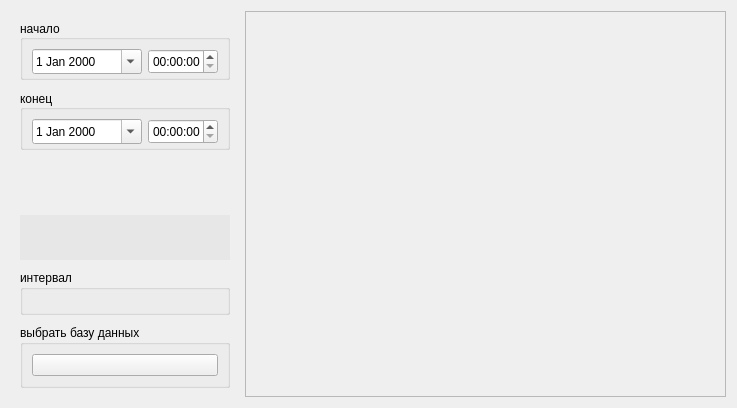
zaswed76/cstat, file cstatn/gui/ui/graph_form.ui: the form before one commit.
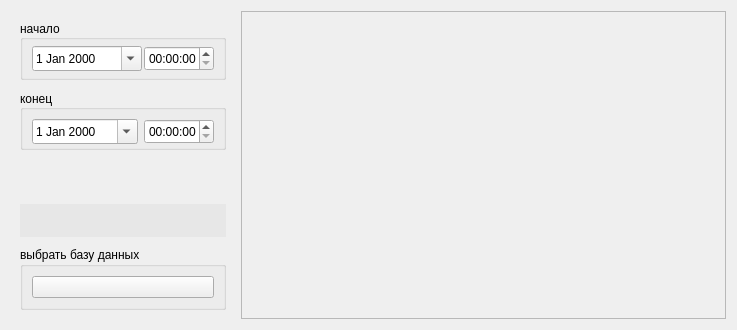
The form after the commit.

Commit message: fix mod graph

What changed in the file:
```diff
--- a/cstatn/gui/ui/graph_form.ui
+++ b/cstatn/gui/ui/graph_form.ui
@@ -7,7 +7,7 @@
     <x>0</x>
     <y>0</y>
     <width>737</width>
-    <height>408</height>
+    <height>330</height>
    </rect>
   </property>
   <property name="windowTitle">
@@ -61,6 +61,15 @@
            <bool>false</bool>
           </property>
           <layout class="QHBoxLayout" name="horizontalLayout_4">
+           <property name="spacing">
+            <number>2</number>
+           </property>
+           <property name="topMargin">
+            <number>2</number>
+           </property>
+           <property name="bottomMargin">
+            <number>2</number>
+           </property>
            <item>
             <widget class="QDateEdit" name="dt_start_edit">
              <property name="minimumSize">
@@ -250,34 +259,6 @@
            <property name="bottomMargin">
             <number>0</number>
            </property>
-           <item>
-            <layout class="QVBoxLayout" name="graphic_type_layout">
-             <property name="spacing">
-              <number>0</number>
-             </property>
-            </layout>
-           </item>
-          </layout>
-         </widget>
-        </item>
-        <item>
-         <widget class="QGroupBox" name="groupBox_8">
-          <property name="maximumSize">
-           <size>
-            <width>220</width>
-            <height>16777215</height>
-           </size>
-          </property>
-          <property name="styleSheet">
-           <string notr="true">font: 12pt &quot;MS Shell Dlg 2&quot;;</string>
-          </property>
-          <property name="title">
-           <string>интервал</string>
-          </property>
-          <layout class="QHBoxLayout" name="horizontalLayout_3">
-           <item>
-            <layout class="QVBoxLayout" name="diapason_box"/>
-           </item>
           </layout>
          </widget>
         </item>
```
Left out of the diff: 2 changed lines with no effect on the pictures. The commit also changes 4 other files.
